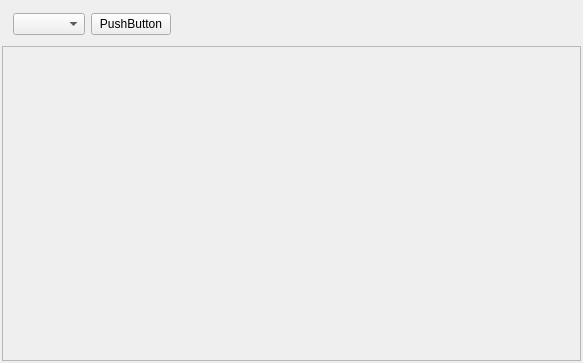
This is ModbusDevices/DeviceWidget.ui in darcyg/ModbusDevices as Qt 5 draws it before an edit. The edited form follows.
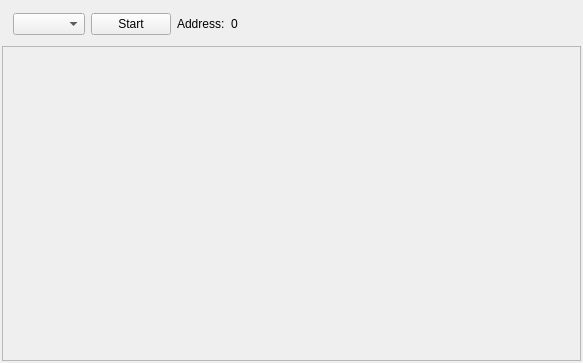
This is the edited form.

The edit to the form file:
```diff
--- a/ModbusDevices/DeviceWidget.ui
+++ b/ModbusDevices/DeviceWidget.ui
@@ -29,7 +29,21 @@
       <item>
        <widget class="QPushButton" name="pushOpen">
         <property name="text">
-         <string>PushButton</string>
+         <string>Start</string>
+        </property>
+       </widget>
+      </item>
+      <item>
+       <widget class="QLabel" name="label">
+        <property name="text">
+         <string>Address:</string>
+        </property>
+       </widget>
+      </item>
+      <item>
+       <widget class="QLabel" name="labelAddress">
+        <property name="text">
+         <string>0</string>
         </property>
        </widget>
       </item>
```
Left out of the diff: 4 changed lines with no effect on the pictures.
